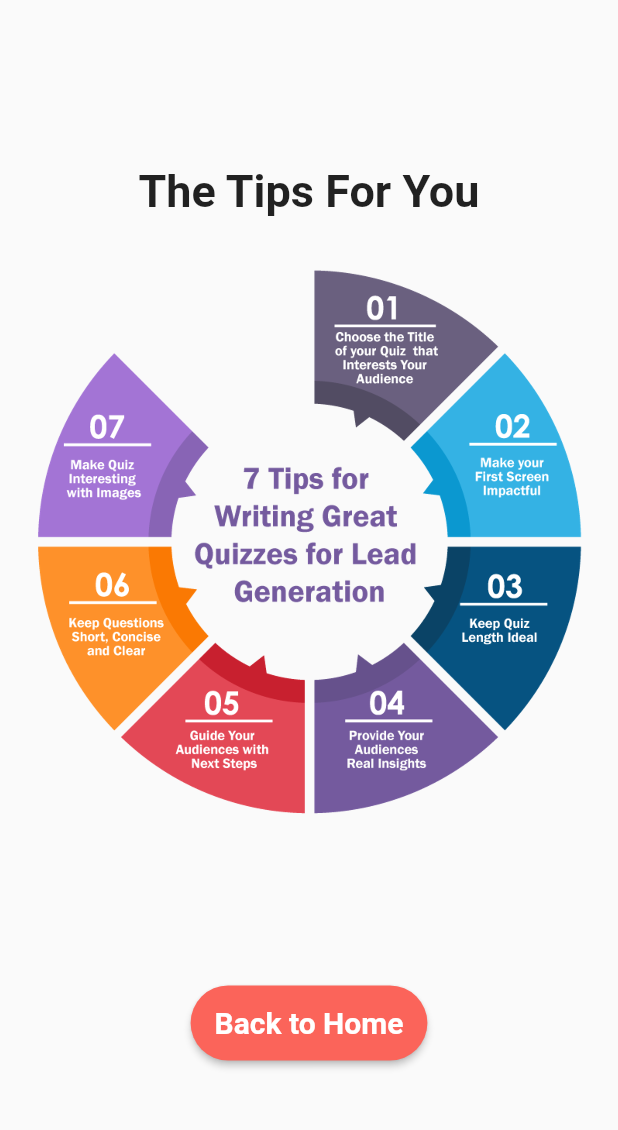
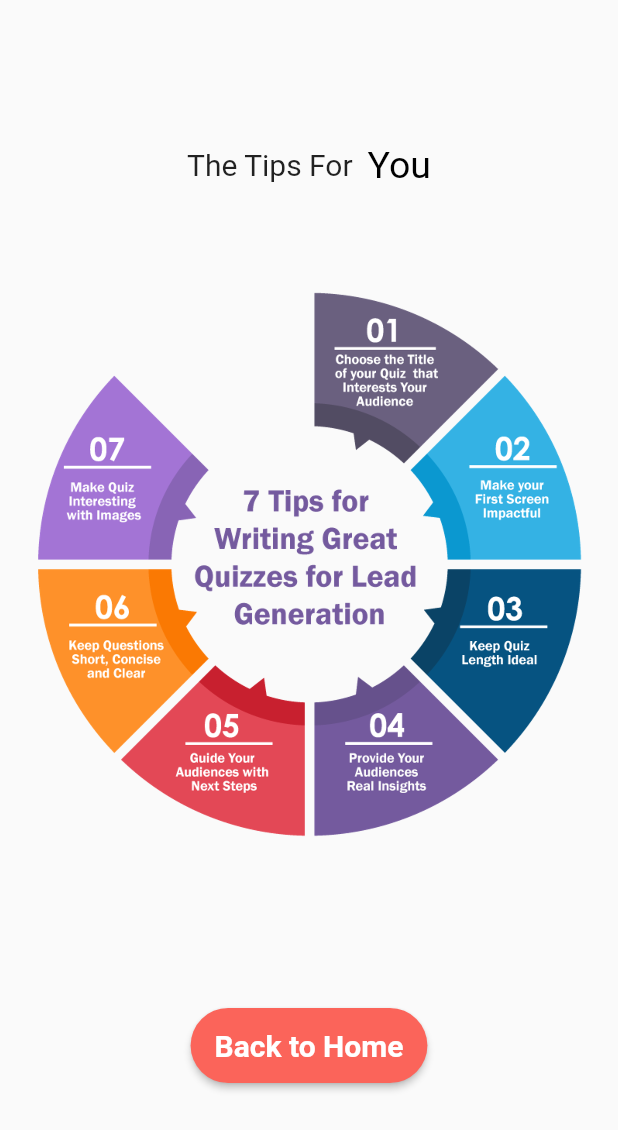
Before and after one commit to LaiMinhKiet752/flutter_application_quiz_app, a Flutter app: the Tips screen opened directly, on a phone screen of 412 x 824 dp. Shown: the top 1130 px of the screen. Run offline on Flutter 3.47's test engine with Material 2 defaults, Android fonts, the phone set to English and light mode, and no system bars; drawn by our look-alikes of animated_text_kit, overlay_support; our stand-ins replace audioplayers, carousel_slider, cloud_firestore, confetti, firebase_auth, firebase_core and 9 more; missing offline and left inert: flutter_facebook_auth; accounts and stored records are empty.

Commit message:
update project

```diff
--- a/lib/screen/about_them.dart
+++ b/lib/screen/about_them.dart
@@ -105,7 +105,6 @@ class _AboutThemState extends State<AboutThem> {
                   AnimatedCard(
                     imagePath: "assets/img/about_2.jpg",
                     width: double.infinity,
-                    reverse: true,
                     fit: BoxFit.cover,
                   ),
                   SizedBox(
--- a/lib/screen/tips.dart
+++ b/lib/screen/tips.dart
@@ -1,3 +1,4 @@
+import 'package:animated_text_kit/animated_text_kit.dart';
 import 'package:flutter/material.dart';
 import 'package:google_fonts/google_fonts.dart';
 import 'package:quiz_app/screen/home.dart';
@@ -15,15 +16,53 @@ class _TipsState extends State<Tips> {
     return Scaffold(
       body: Container(
         padding: EdgeInsets.all(10.0),
-        margin: EdgeInsets.only(top: 100.0),
+        margin: EdgeInsets.only(top: 50.0),
         child: Column(
           children: [
-            Text(
-              "The Tips For You",
-              style: GoogleFonts.zenDots(
-                fontSize: 30.0,
-                fontWeight: FontWeight.bold,
-              ),
+            Row(
+              mainAxisSize: MainAxisSize.min,
+              children: <Widget>[
+                SizedBox(
+                  height: 100.0,
+                ),
+                Text(
+                  'The Tips For',
+                  style: GoogleFonts.zenDots(
+                    fontSize: 20.0,
+                  ),
+                ),
+                SizedBox(
+                  width: 10.0,
+                ),
+                DefaultTextStyle(
+                  style: const TextStyle(
+                    fontSize: 20.0,
+                  ),
+                  child: AnimatedTextKit(
+                    repeatForever: true,
+                    pause: const Duration(milliseconds: 500),
+                    animatedTexts: [
+                      RotateAnimatedText(
+                        'You',
+                        textStyle: GoogleFonts.zenDots(
+                          fontSize: 25.0,
+                          color: Colors.black,
+                        ),
+                      ),
+                      RotateAnimatedText(
+                        'Everyone',
+                        textStyle: GoogleFonts.zenDots(
+                          fontSize: 30.0,
+                          color: Colors.black,
+                        ),
+                      ),
+                    ],
+                    onTap: () {
+                      print("Tap Event");
+                    },
+                  ),
+                ),
+              ],
             ),
             SizedBox(
               height: 20.0,
--- a/lib/widgets/sidenavbar.dart
+++ b/lib/widgets/sidenavbar.dart
@@ -3,6 +3,7 @@ import 'dart:developer';
 import 'package:animated_text_kit/animated_text_kit.dart';
 import 'package:flutter/material.dart';
 import 'package:quiz_app/screen/app_reviews.dart';
+import 'package:quiz_app/screen/daily_quiz.dart';
 import 'package:quiz_app/screen/home.dart';
 import 'package:quiz_app/screen/login.dart';
 import 'package:quiz_app/screen/profile.dart';
@@ -144,7 +145,7 @@ class SideNav extends StatelessWidget {
                 Navigator.pushReplacement(
                     context,
                     MaterialPageRoute(
-                        builder: (BuildContext context) => Home()));
+                        builder: (BuildContext context) => DailyQuiz()));
               },
             ),
             ListTile(
@@ -171,7 +172,7 @@ class SideNav extends StatelessWidget {
               ),
               hoverColor: Colors.white60,
               title: Text(
-                "App reviews",
+                "Rate us",
                 style: TextStyle(color: Colors.white, fontSize: 15.0),
               ),
               onTap: () async {
```
Also changed, not shown: lib/screen/daily_quiz.dart (added, +119 -0 lines), lib/screen/home.dart (+71 -11 lines), assets/img/daily_quiz_1.png (added), assets/img/daily_quiz_2.gif (added), assets/img/fire.gif (added).
